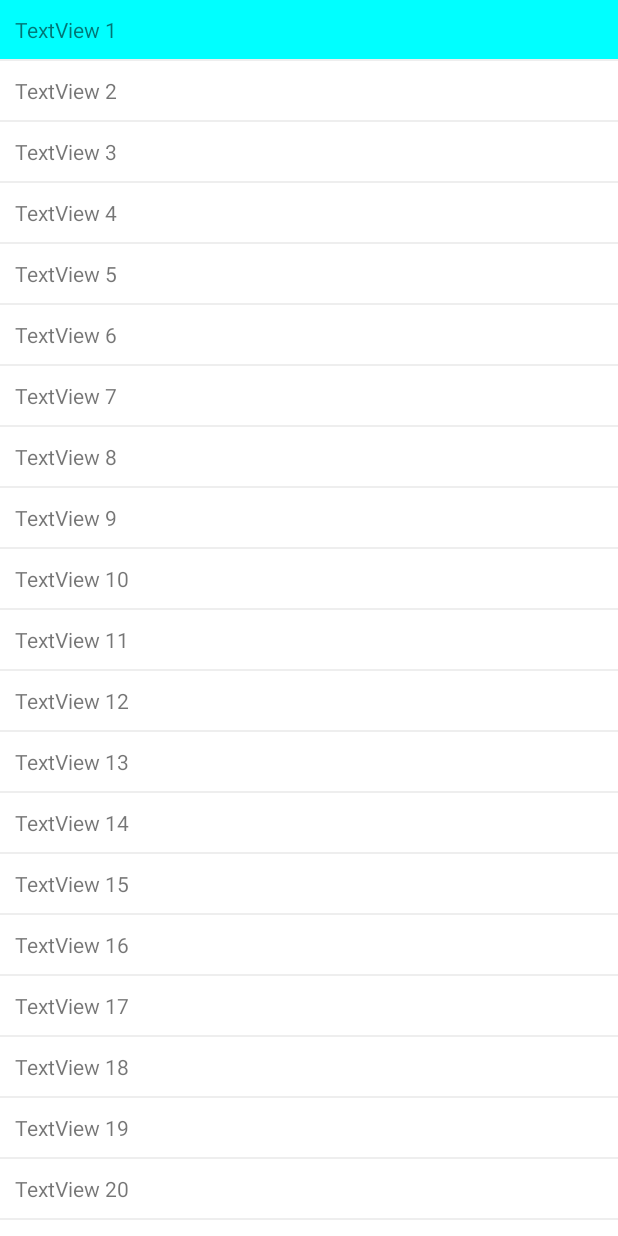
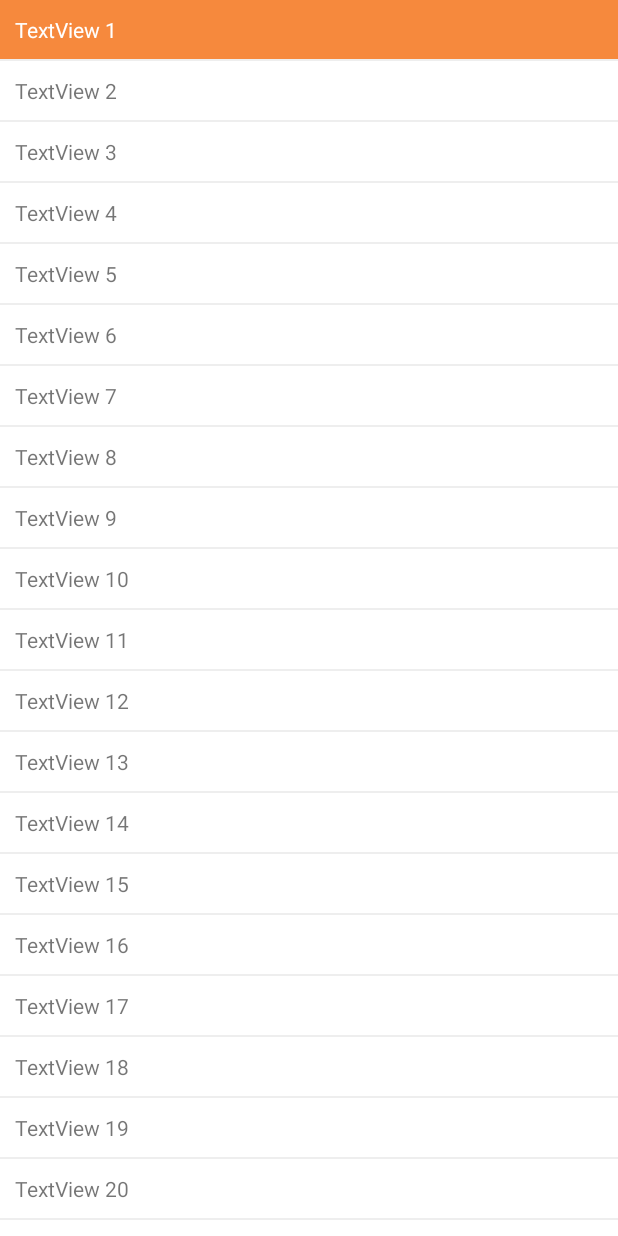
Before and after one commit to Tarte0/Echanson, an Android app: the fragment HealthConcernsFragment shown on its own in the app's theme, after a tap on an icon or button, on a phone screen of 412 x 824 dp. Run offline under Robolectric (Android 15) with nearby library versions, the phone set to English and light mode, and no system bars.

Commit message:
modified recycler view to take selected colors

```diff
--- a/app/src/main/java/stev/echanson/adapters/RecyclerViewAdapter.java
+++ b/app/src/main/java/stev/echanson/adapters/RecyclerViewAdapter.java
@@ -1,6 +1,7 @@
 package stev.echanson.adapters;
 
 import android.graphics.Color;
+import android.support.annotation.ColorInt;
 import android.support.v7.widget.RecyclerView;
 import android.view.LayoutInflater;
 import android.view.View;
@@ -15,9 +16,19 @@ import stev.echanson.classes.Model;
 public class RecyclerViewAdapter extends RecyclerView.Adapter<RecyclerViewAdapter.MyViewHolder> {
 
     private List<Model> mModelList;
+    private int mSelectedColor;
+    private int mNotSelectedColor;
 
-    public RecyclerViewAdapter(List<Model> modelList) {
+    public RecyclerViewAdapter(List<Model> modelList, int selectedColor) {
         mModelList = modelList;
+        mSelectedColor = selectedColor;
+        mNotSelectedColor = Color.WHITE;
+    }
+
+    public RecyclerViewAdapter(List<Model> modelList, int selectedColor, int notSelectedColor) {
+        mModelList = modelList;
+        mSelectedColor = selectedColor;
+        mNotSelectedColor = notSelectedColor;
     }
 
     @Override
@@ -30,12 +41,13 @@ public class RecyclerViewAdapter extends RecyclerView.Adapter<RecyclerViewAdapte
     public void onBindViewHolder(final MyViewHolder holder, int position) {
         final Model model = mModelList.get(position);
         holder.textView.setText(model.getText());
-        holder.view.setBackgroundColor(model.isSelected() ? Color.CYAN : Color.WHITE);
+        holder.view.setBackgroundColor(model.isSelected() ? mSelectedColor : mNotSelectedColor);
         holder.textView.setOnClickListener(new View.OnClickListener() {
             @Override
             public void onClick(View view) {
                 model.setSelected(!model.isSelected());
-                holder.view.setBackgroundColor(model.isSelected() ? Color.CYAN : Color.WHITE);
+                holder.view.setBackgroundColor(model.isSelected() ? mSelectedColor : mNotSelectedColor);
+                holder.textView.setTextColor(model.isSelected() ? Color.WHITE : Color.DKGRAY);
             }
         });
     }
--- a/app/src/main/java/stev/echanson/fragments/HealthConcernsFragment.java
+++ b/app/src/main/java/stev/echanson/fragments/HealthConcernsFragment.java
@@ -31,7 +31,7 @@ public class HealthConcernsFragment extends Fragment {
         }
 
         mRecyclerView = mainView.findViewById(R.id.recycler_view_ms);
-        mAdapter = new RecyclerViewAdapter(getListData());
+        mAdapter = new RecyclerViewAdapter(getListData(), getResources().getColor(R.color.colorPrimaryDark));
         LinearLayoutManager manager = new LinearLayoutManager(mainView.getContext());
         mRecyclerView.setHasFixedSize(true);
         mRecyclerView.setLayoutManager(manager);
```
